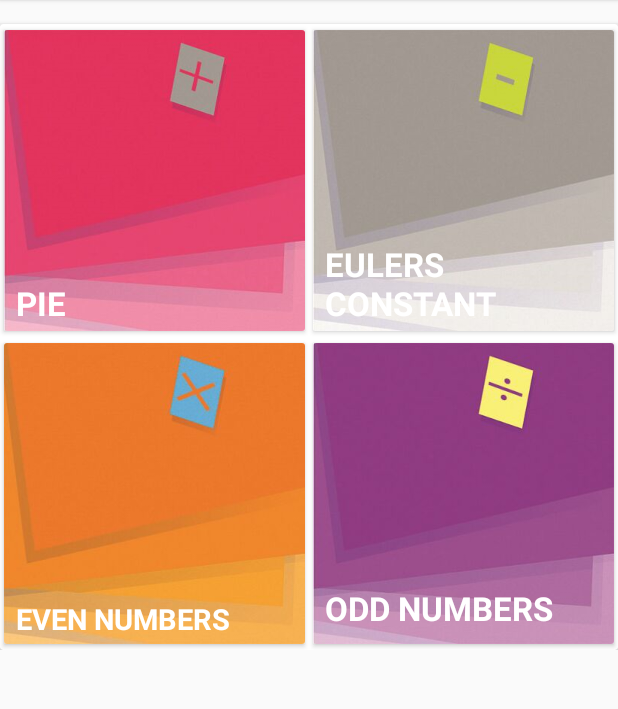
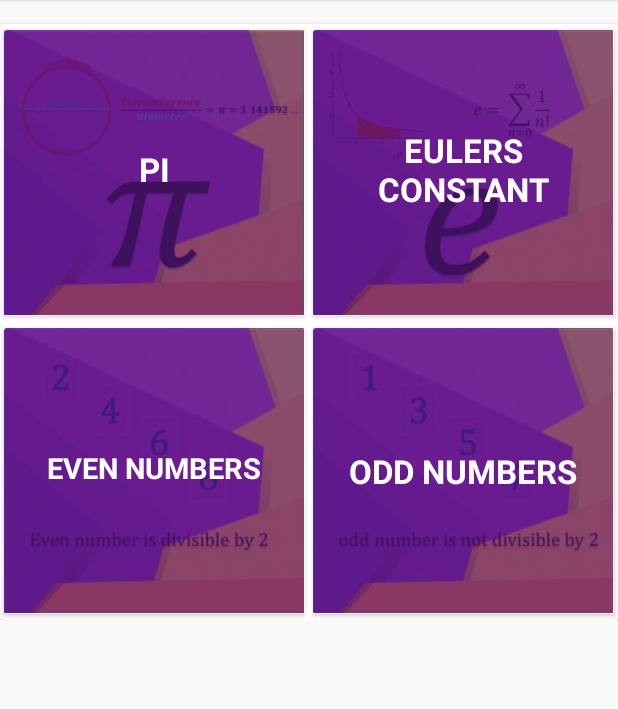
Before and after one commit to basit188/temprepo, an Android app: the fragment SpecialNumbersDialog placed in its activity, on a phone screen of 412 x 824 dp, the part 84-793 px from its top. Run offline under Robolectric (Android 15) with nearby library versions, the phone set to English and light mode, and no system bars.

Commit message:
minor changes

```diff
--- a/app/src/main/AndroidManifest.xml
+++ b/app/src/main/AndroidManifest.xml
@@ -14,7 +14,7 @@
         <activity
             android:name=".activity.MainActivity"
             android:label="@string/app_name"
-            android:theme="@style/AppTheme.NoActionBar">
+            android:theme="@style/AppTheme">
             <intent-filter>
                 <action android:name="android.intent.action.MAIN" />
 
--- a/app/src/main/java/mbn/org/mathviz/fragment/AlgebraMainFragment.java
+++ b/app/src/main/java/mbn/org/mathviz/fragment/AlgebraMainFragment.java
@@ -1,6 +1,9 @@
 package mbn.org.mathviz.fragment;
 
+import android.animation.ObjectAnimator;
 import android.os.Bundle;
+import android.support.transition.Slide;
+import android.support.transition.TransitionInflater;
 import android.support.v4.app.Fragment;
 import android.support.v4.app.FragmentManager;
 import android.support.v4.app.FragmentTransaction;
@@ -25,6 +28,7 @@ public class AlgebraMainFragment extends Fragment implements View.OnClickListene
     public View onCreateView(LayoutInflater inflater, ViewGroup container, Bundle savedInstanceState) {
         View v = inflater.inflate(R.layout.fragment_algebra_main,container,false);
         return v;
+
     }
 
     public void onViewCreated(View v, Bundle b){
@@ -41,4 +45,5 @@ public class AlgebraMainFragment extends Fragment implements View.OnClickListene
         fragmentTransaction.replace(R.id.algebraContainer,algebraFragment).addToBackStack("hh'").commit();
     }
 
+
 }
--- a/app/src/main/res/layout/app_bar_main.xml
+++ b/app/src/main/res/layout/app_bar_main.xml
@@ -1,5 +1,6 @@
 <?xml version="1.0" encoding="utf-8"?>
-<android.support.design.widget.CoordinatorLayout xmlns:android="http://schemas.android.com/apk/res/android"
+<android.support.design.widget.CoordinatorLayout
+    xmlns:android="http://schemas.android.com/apk/res/android"
     xmlns:app="http://schemas.android.com/apk/res-auto"
     xmlns:tools="http://schemas.android.com/tools"
     android:layout_width="match_parent"
--- a/app/src/main/res/layout/dialog_special_numbers.xml
+++ b/app/src/main/res/layout/dialog_special_numbers.xml
@@ -85,7 +85,7 @@
                             android:layout_height="wrap_content"
                             android:adjustViewBounds="true"
                             android:contentDescription="ArithmeticOperations"
-                            app:srcCompat="@drawable/add_card" />
+                            app:srcCompat="@drawable/pi" />
 
 
                         <TextView
@@ -95,10 +95,10 @@
                             android:layout_alignBottom="@+id/imgPie"
                             android:layout_alignParentBottom="false"
                             android:layout_alignTop="@+id/imgPie"
-                            android:gravity="bottom"
+                            android:gravity="center"
                             android:paddingLeft="8dp"
                             android:paddingRight="8dp"
-                            android:text="Pie"
+                            android:text="Pi"
                             android:textAllCaps="true"
                             android:layout_marginBottom="4dp"
                             android:textAppearance="@style/Base.TextAppearance.AppCompat.Large"
@@ -130,7 +130,7 @@
                             android:layout_height="wrap_content"
                             android:adjustViewBounds="true"
                             android:contentDescription="E"
-                            android:src="@drawable/minus_card" />
+                            android:src="@drawable/e"/>
 
 
                         <TextView
@@ -139,7 +139,7 @@
                             android:layout_height="wrap_content"
                             android:layout_alignBottom="@+id/imgE"
                             android:layout_alignTop="@+id/imgE"
-                            android:gravity="left|bottom"
+                            android:gravity="center"
                             android:paddingLeft="8dp"
                             android:paddingRight="8dp"
                             android:text="Eulers Constant"
@@ -179,7 +179,7 @@
                             android:layout_height="wrap_content"
                             android:adjustViewBounds="true"
                             android:contentDescription="Even Numbers"
-                            app:srcCompat="@drawable/mul_card" />
+                            app:srcCompat="@drawable/even_number" />
 
 
 
@@ -189,7 +189,7 @@
                             android:layout_height="match_parent"
                             android:layout_alignBottom="@+id/imgEvenNumbers"
                             android:layout_alignTop="@+id/imgEvenNumbers"
-                            android:gravity="left|bottom"
+                            android:gravity="center"
                             android:paddingLeft="8dp"
                             android:paddingRight="8dp"
                             android:layout_marginBottom="4dp"
@@ -225,17 +225,16 @@
                             android:layout_height="wrap_content"
                             android:adjustViewBounds="true"
                             android:contentDescription="Even Numbers"
-                            android:src="@drawable/division_card" />
+                            android:src="@drawable/odd_number" />
 
                         <TextView
                             android:id="@+id/txtOddNumbers"
                             android:layout_width="match_parent"
                             android:layout_height="wrap_content"
-                            android:layout_alignParentBottom="true"
                             android:layout_alignParentLeft="true"
                             android:layout_alignParentStart="true"
-                            android:layout_marginBottom="9dp"
-                            android:gravity="start|bottom"
+                            android:layout_centerVertical="true"
+                            android:gravity="center"
                             android:paddingLeft="8dp"
                             android:paddingRight="8dp"
                             android:text="Odd Numbers"
--- a/app/src/main/res/transition/slide.xml
+++ /dev/null
@@ -1,3 +0,0 @@
-<?xml version="1.0" encoding="utf-8"?>
-<slide xmlns:android="http://schemas.android.com/apk/res/"
-    android:duration="1000"/>
```
Also changed, not shown: app/src/main/java/mbn/org/mathviz/fragment/AlgebraFragment.java (+13 -7 lines), app/src/main/res/layout/content_main.xml (+0 -9 lines), app/src/main/res/drawable/e.jpg (added), app/src/main/res/drawable/even_number.jpg (added), app/src/main/res/drawable/odd_number.jpg (added), app/src/main/res/drawable/pi.jpg (added).
